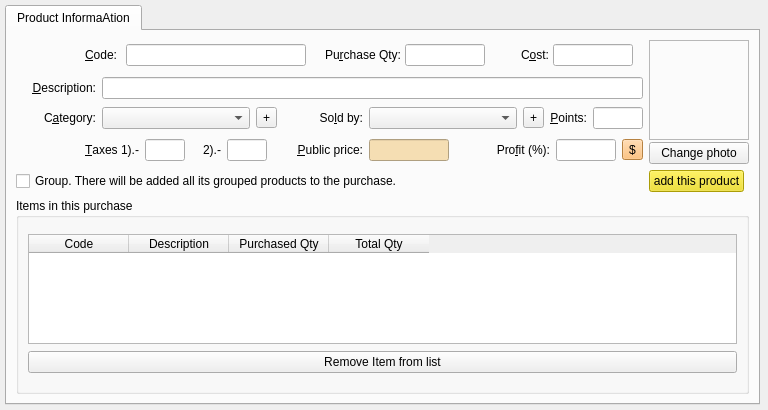
Above: iotstock/src/ui/purchaseeditor.ui from hiramvillarreal/iotpos before the change. Below: the same form after it.
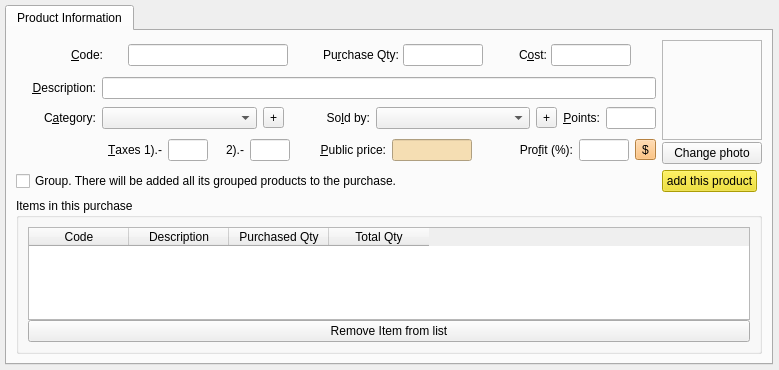
That is the form after the change.

Commit message: change to purchases windowV2

```diff
--- a/iotstock/src/ui/purchaseeditor.ui
+++ b/iotstock/src/ui/purchaseeditor.ui
@@ -6,8 +6,8 @@
    <rect>
     <x>0</x>
     <y>0</y>
-    <width>768</width>
-    <height>410</height>
+    <width>779</width>
+    <height>370</height>
    </rect>
   </property>
   <property name="sizePolicy">
@@ -63,14 +63,14 @@
      </property>
      <property name="minimumSize">
       <size>
-       <width>755</width>
-       <height>400</height>
+       <width>768</width>
+       <height>360</height>
       </size>
      </property>
      <property name="maximumSize">
       <size>
        <width>755</width>
-       <height>16777215</height>
+       <height>360</height>
       </size>
      </property>
      <property name="currentIndex">
@@ -78,7 +78,7 @@
      </property>
      <widget class="QWidget" name="tab">
       <attribute name="title">
-       <string>Product InformaAtion</string>
+       <string>Product Information</string>
       </attribute>
       <layout class="QGridLayout" name="gridLayout">
        <item row="0" column="0">
@@ -108,13 +108,13 @@
            </property>
            <property name="minimumSize">
             <size>
-             <width>80</width>
+             <width>60</width>
              <height>0</height>
             </size>
            </property>
            <property name="maximumSize">
             <size>
-             <width>95</width>
+             <width>65</width>
              <height>16777215</height>
             </size>
            </property>
@@ -148,7 +148,7 @@
            </property>
            <property name="maximumSize">
             <size>
-             <width>180</width>
+             <width>160</width>
              <height>16777215</height>
             </size>
            </property>
@@ -1100,7 +1100,7 @@
            </property>
            <property name="maximumSize">
             <size>
-             <width>60</width>
+             <width>50</width>
              <height>16777215</height>
             </size>
            </property>
```
